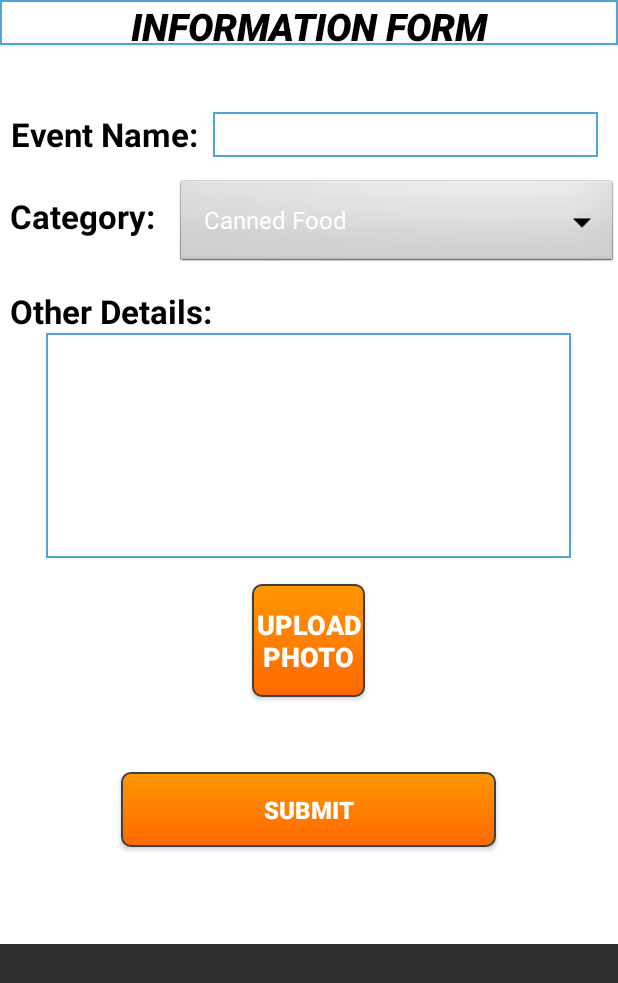
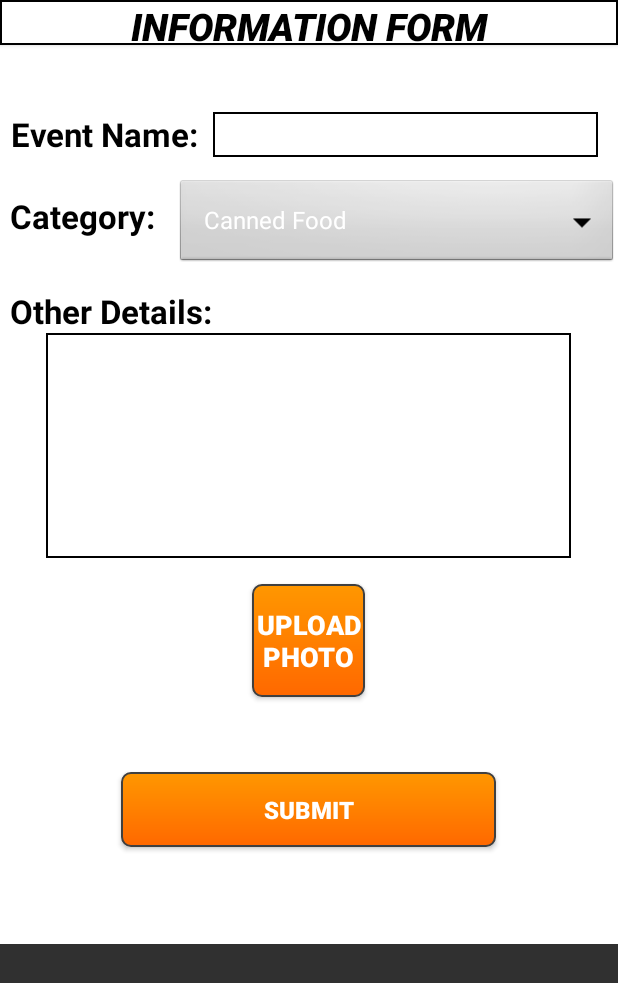
Before and after one commit to Dyzlol/Android-App, an Android app: the screen it shows after launch (AddInfo), on a phone screen of 412 x 824 dp. Shown: the top 983 px of the screen. Run offline under Robolectric (Android 15) with nearby library versions, the phone set to English and light mode, and no system bars.

Commit message:
Fixing stuff

```diff
--- a/app/src/main/res/drawable/rectangle.xml
+++ b/app/src/main/res/drawable/rectangle.xml
@@ -1,5 +1,5 @@
 <?xml version="1.0" encoding="utf-8"?>
 <shape xmlns:android="http://schemas.android.com/apk/res/android" android:shape="rectangle" >
     <solid android:color="#ffffff" />
-    <stroke android:width="1dip" android:color="#4fa5d5"/>
+    <stroke android:width="1dip" android:color="#000000"/>
 </shape>
```
